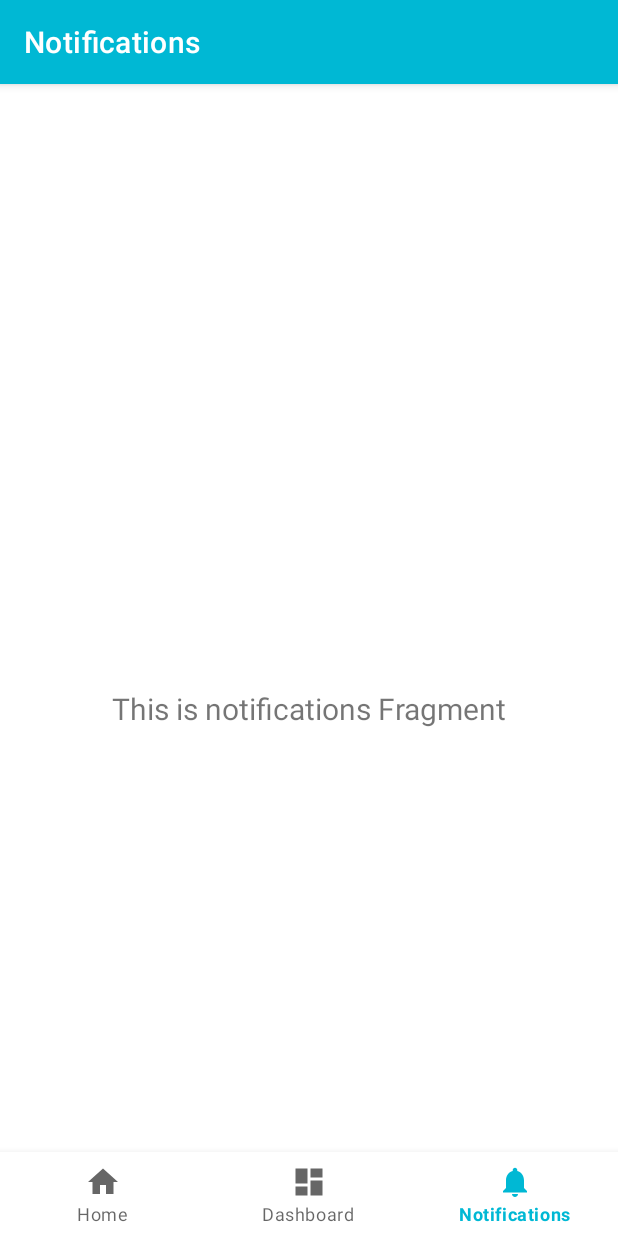
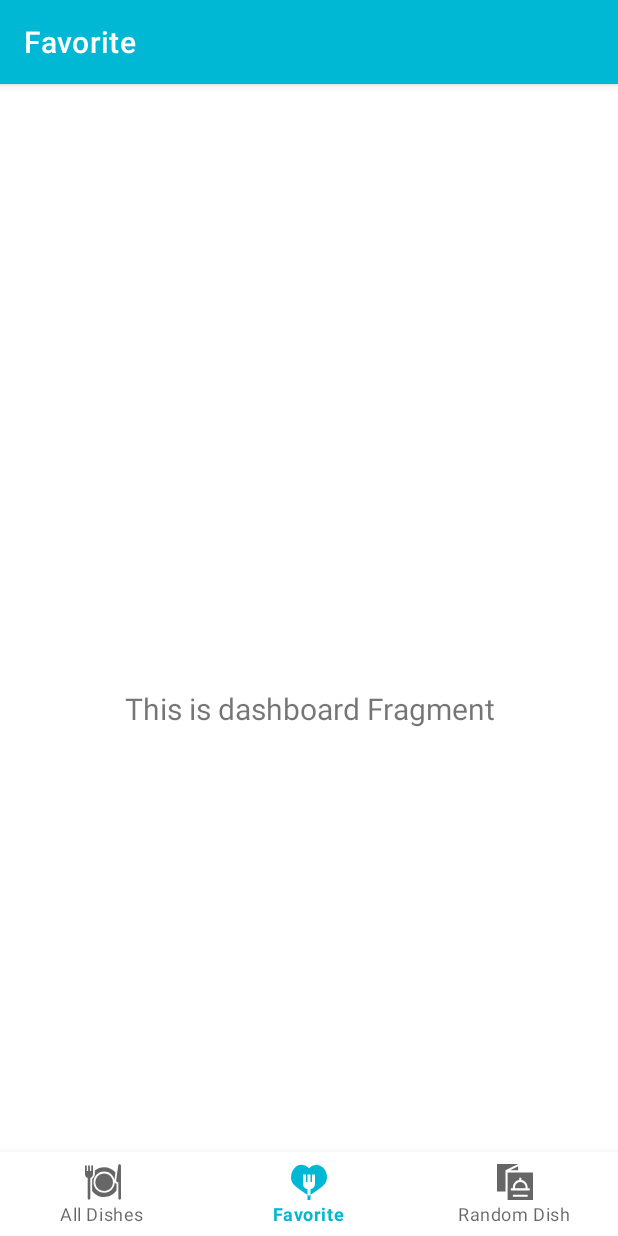
Before and after one commit to sahar-as/YourRecipe, an Android app: the FavoriteDishFragment screen opened through its navigation route, on a phone screen of 412 x 824 dp. Run offline under Robolectric (Android 15) with nearby library versions, the phone set to English and light mode, and no system bars; our stand-ins replace navigation-ui.

Commit message:
implement navigation

```diff
--- a/app/src/main/java/ir/saharapps/yourreciepe/model/entities/FavDish.kt
+++ b/app/src/main/java/ir/saharapps/yourreciepe/model/entities/FavDish.kt
@@ -1,9 +1,12 @@
 package ir.saharapps.yourreciepe.model.entities
 
+import android.os.Parcelable
 import androidx.room.ColumnInfo
 import androidx.room.Entity
 import androidx.room.PrimaryKey
+import kotlinx.parcelize.Parcelize
 
+@Parcelize
 @Entity(tableName = "fav_dish_table")
 data class FavDish(
 
@@ -18,4 +21,4 @@ data class FavDish(
     @ColumnInfo(name = "favorite_dish") var favoriteDish: Boolean = false,
 
     @PrimaryKey(autoGenerate = true) val id: Int =0
-)
+) : Parcelable
--- a/app/src/main/java/ir/saharapps/yourreciepe/view/activity/MainActivity.kt
+++ b/app/src/main/java/ir/saharapps/yourreciepe/view/activity/MainActivity.kt
@@ -3,8 +3,10 @@ package ir.saharapps.yourreciepe.view.activity
 import android.os.Bundle
 import com.google.android.material.bottomnavigation.BottomNavigationView
 import androidx.appcompat.app.AppCompatActivity
+import androidx.navigation.NavController
 import androidx.navigation.findNavController
 import androidx.navigation.ui.AppBarConfiguration
+import androidx.navigation.ui.NavigationUI
 import androidx.navigation.ui.setupActionBarWithNavController
 import androidx.navigation.ui.setupWithNavController
 import ir.saharapps.yourreciepe.R
@@ -13,6 +15,7 @@ import ir.saharapps.yourreciepe.databinding.ActivityMainBinding
 class MainActivity : AppCompatActivity() {
 
     private lateinit var binding: ActivityMainBinding
+    private lateinit var mNavController: NavController
 
     override fun onCreate(savedInstanceState: Bundle?) {
         super.onCreate(savedInstanceState)
@@ -20,17 +23,29 @@ class MainActivity : AppCompatActivity() {
         binding = ActivityMainBinding.inflate(layoutInflater)
         setContentView(binding.root)
 
-        val navView: BottomNavigationView = binding.navView
-
-        val navController = findNavController(R.id.nav_host_fragment_activity_main)
+        mNavController = findNavController(R.id.nav_host_fragment_activity_main)
         // Passing each menu ID as a set of Ids because each
         // menu should be considered as top level destinations.
         val appBarConfiguration = AppBarConfiguration(
             setOf(
-                R.id.navigation_home, R.id.navigation_dashboard, R.id.navigation_notifications
+                R.id.navigation_all_dishes, R.id.navigation_favorite_dishes, R.id.navigation_random_dishes
             )
         )
-        setupActionBarWithNavController(navController, appBarConfiguration)
-        navView.setupWithNavController(navController)
+        setupActionBarWithNavController(mNavController, appBarConfiguration)
+        binding.navView.setupWithNavController(mNavController)
+    }
+
+    override fun onSupportNavigateUp(): Boolean {
+        return NavigationUI.navigateUp(mNavController, null)
+    }
+
+    fun hideBottomNavigationView(){
+        binding.navView.clearAnimation()
+        binding.navView.animate().translationY(binding.navView.height.toFloat()).duration =300
+    }
+
+    fun showBottomNavigationView(){
+        binding.navView.clearAnimation()
+        binding.navView.animate().translationY(0f).duration = 300
     }
 }
--- a/app/src/main/java/ir/saharapps/yourreciepe/view/fragment/AllDishesFragment.kt
+++ b/app/src/main/java/ir/saharapps/yourreciepe/view/fragment/AllDishesFragment.kt
@@ -4,19 +4,26 @@ import android.content.Intent
 import android.os.Bundle
 import android.util.Log
 import android.view.*
+import android.widget.GridLayout
 import android.widget.TextView
 import androidx.fragment.app.Fragment
 import androidx.fragment.app.viewModels
 import androidx.lifecycle.ViewModelProvider
+import androidx.navigation.fragment.findNavController
+import androidx.recyclerview.widget.GridLayoutManager
 import ir.saharapps.yourreciepe.Application.FavDishApplication
 import ir.saharapps.yourreciepe.R
 import ir.saharapps.yourreciepe.databinding.FragmentAllDishesBinding
+import ir.saharapps.yourreciepe.model.entities.FavDish
 import ir.saharapps.yourreciepe.view.activity.AddUpdateDishActivity
+import ir.saharapps.yourreciepe.view.activity.MainActivity
+import ir.saharapps.yourreciepe.view.adapter.FavDishAdapter
 import ir.saharapps.yourreciepe.viewmodel.FavDishViewModel
 import ir.saharapps.yourreciepe.viewmodel.FavDishViewModelFactory
 import ir.saharapps.yourreciepe.viewmodel.HomeViewModel
 
 class AllDishesFragment : Fragment() {
+    private lateinit var mBinding: FragmentAllDishesBinding
 
     private val mFavDishViewModel: FavDishViewModel by viewModels {
         FavDishViewModelFactory((requireActivity().application as FavDishApplication).repository )
@@ -38,17 +45,8 @@ class AllDishesFragment : Fragment() {
         container: ViewGroup?,
         savedInstanceState: Bundle?
     ): View {
-        val homeViewModel =
-            ViewModelProvider(this).get(HomeViewModel::class.java)
-
-        _binding = FragmentAllDishesBinding.inflate(inflater, container, false)
-        val root: View = binding.root
-
-        val textView: TextView = binding.textHome
-        homeViewModel.text.observe(viewLifecycleOwner) {
-            textView.text = it
-        }
-        return root
+        mBinding = FragmentAllDishesBinding.inflate(inflater,container,false)
+        return mBinding.root
     }
 
     override fun onDestroyView() {
@@ -58,12 +56,21 @@ class AllDishesFragment : Fragment() {
 
     override fun onViewCreated(view: View, savedInstanceState: Bundle?) {
         super.onViewCreated(view, savedInstanceState)
+        mBinding.rvFragmentAllDishesList.layoutManager = GridLayoutManager(requireActivity(),2)
+        val adapter = FavDishAdapter(this@AllDishesFragment)
+        mBinding.rvFragmentAllDishesList.adapter = adapter
 
         mFavDishViewModel.allDishesList.observe(viewLifecycleOwner){
             dishes ->
             dishes.let {
-                for(item in it){
-                    Log.d("TAG", "onViewCreated: 111111111111 ${item.id} :: ${item.title}")
+                if(it.isNotEmpty()){
+                    mBinding.rvFragmentAllDishesList.visibility = View.VISIBLE
+                    mBinding.txtFragmentAllDishesNoDishes.visibility = View.GONE
+
+                    adapter.dishesList(it)
+                }else{
+                    mBinding.rvFragmentAllDishesList.visibility = View.GONE
+                    mBinding.txtFragmentAllDishesNoDishes.visibility = View.VISIBLE
                 }
             }
         }
@@ -83,4 +90,19 @@ class AllDishesFragment : Fragment() {
         }
         return super.onOptionsItemSelected(item)
     }
+
+    fun dishDetails(favDish: FavDish){
+        findNavController().navigate(AllDishesFragmentDirections.actionNavigationAllDishesToDishDetailsFragment(favDish))
+        if(requireActivity() is MainActivity){
+            (activity as MainActivity?)?.hideBottomNavigationView()
+        }
+    }
+
+    override fun onResume() {
+        super.onResume()
+
+        if(requireActivity() is MainActivity){
+            (activity as MainActivity?)?.showBottomNavigationView()
+        }
+    }
 }
--- a/app/src/main/java/ir/saharapps/yourreciepe/view/fragment/NotificationsFragment.kt
+++ b/app/src/main/java/ir/saharapps/yourreciepe/view/fragment/FavoriteDishFragment.kt
@@ -7,12 +7,12 @@ import android.view.ViewGroup
 import android.widget.TextView
 import androidx.fragment.app.Fragment
 import androidx.lifecycle.ViewModelProvider
-import ir.saharapps.yourreciepe.databinding.FragmentNotificationsBinding
-import ir.saharapps.yourreciepe.viewmodel.NotificationsViewModel
+import ir.saharapps.yourreciepe.databinding.FragmentFavoriteDishBinding
+import ir.saharapps.yourreciepe.viewmodel.DashboardViewModel
 
-class NotificationsFragment : Fragment() {
+class FavoriteDishFragment : Fragment() {
 
-    private var _binding: FragmentNotificationsBinding? = null
+    private var _binding: FragmentFavoriteDishBinding? = null
 
     // This property is only valid between onCreateView and
     // onDestroyView.
@@ -23,14 +23,14 @@ class NotificationsFragment : Fragment() {
         container: ViewGroup?,
         savedInstanceState: Bundle?
     ): View {
-        val notificationsViewModel =
-            ViewModelProvider(this).get(NotificationsViewModel::class.java)
+        val dashboardViewModel =
+            ViewModelProvider(this).get(DashboardViewModel::class.java)
 
-        _binding = FragmentNotificationsBinding.inflate(inflater, container, false)
+        _binding = FragmentFavoriteDishBinding.inflate(inflater, container, false)
         val root: View = binding.root
 
-        val textView: TextView = binding.textNotifications
-        notificationsViewModel.text.observe(viewLifecycleOwner) {
+        val textView: TextView = binding.textDashboard
+        dashboardViewModel.text.observe(viewLifecycleOwner) {
             textView.text = it
         }
         return root
--- /dev/null
+++ b/app/src/main/res/drawable/ic_all_dishes.xml
@@ -0,0 +1,19 @@
+<!--TODO Step 7: Add all_dishes vector icon.-->
+<vector xmlns:android="http://schemas.android.com/apk/res/android"
+    android:width="24dp"
+    android:height="24dp"
+    android:viewportWidth="300.167"
+    android:viewportHeight="300.167">
+    <path
+        android:fillColor="#FF000000"
+        android:pathData="M251.39,157.505c-1.362,-1.559 -2.517,-3.26 -3.469,-5.056c-0.468,48.27 -39.875,87.398 -88.254,87.398c-48.669,0 -88.265,-39.596 -88.265,-88.265s39.596,-88.265 88.265,-88.265c41.868,0 77.02,29.304 86.027,68.477l7.993,-59.42l0.18,-1.336c-22.76,-26.581 -56.544,-43.457 -94.2,-43.457c-29.378,0 -56.398,10.276 -77.667,27.414v1.283v1.136v25.168v0.999c0,16.811 -8.713,32.159 -22.5,40.929v98.378v1.695c22.574,30.89 59.063,50.998 100.167,50.998c43.192,0 81.291,-22.203 103.5,-55.79v-1.817V165.28C258.661,163.814 254.578,161.151 251.39,157.505z" />
+    <path
+        android:fillColor="#FF000000"
+        android:pathData="M159.667,78.318c-40.398,0 -73.265,32.866 -73.265,73.265s32.866,73.265 73.265,73.265s73.265,-32.866 73.265,-73.265S200.065,78.318 159.667,78.318z" />
+    <path
+        android:fillColor="#FF000000"
+        android:pathData="M299.833,14.476c0,-6.384 -5.175,-11.559 -11.559,-11.559c-5.788,0 -10.684,4.281 -11.455,10.018l-16.89,125.549c-0.445,3.305 0.56,6.64 2.754,9.15c2.195,2.51 5.366,3.949 8.701,3.949h6.782V286.25c0,6.075 4.925,11 11,11s11,-4.925 11,-11L299.833,14.476z" />
+    <path
+        android:fillColor="#FF000000"
+        android:pathData="M67,16.917c0,-4.143 -3.357,-7.5 -7.5,-7.5s-7.5,3.357 -7.5,7.5v41.499H41V16.917c0,-4.143 -3.357,-7.5 -7.5,-7.5s-7.5,3.357 -7.5,7.5v41.499H15V16.917c0,-4.143 -3.357,-7.5 -7.5,-7.5S0,12.774 0,16.917v67.666c0,14.619 9.417,27.073 22.5,31.636V286.25c0,6.075 4.925,11 11,11s11,-4.925 11,-11V116.219C57.583,111.656 67,99.202 67,84.583V16.917z" />
+</vector>
--- /dev/null
+++ b/app/src/main/res/drawable/ic_favorite_dish.xml
@@ -0,0 +1,13 @@
+<!--TODO Step 8: Add favorite_dishes vector icon.-->
+<vector xmlns:android="http://schemas.android.com/apk/res/android"
+    android:width="24dp"
+    android:height="24dp"
+    android:viewportWidth="192"
+    android:viewportHeight="192">
+    <path
+        android:fillColor="#FF000000"
+        android:pathData="M189.387,51.584c-6.151,-22.954 -21.743,-40.367 -40.693,-45.445C136.437,2.855 117.715,3.28 96,22.2 65.375,-4.427 37.249,2.959 20.569,19.638c-22.641,22.642 -29.7,66.231 -5.251,90.678 21.129,21.129 60.236,46.148 72.687,53.9V134.967A32.04,32.04 0,0 1,64.018 104V56.024H80.009V96h8V56.024H104V96h8V56.024h15.991V104A32.041,32.041 0,0 1,104 134.967v29.252c12.451,-7.755 51.558,-32.774 72.687,-53.9C190.728,96.271 195.477,74.314 189.387,51.584Z" />
+    <path
+        android:fillColor="#FF000000"
+        android:pathData="M96,167.75a7.99,7.99 0,0 1,-4.144 -1.158c-0.312,-0.189 -1.679,-1.02 -3.851,-2.373v27.728H104V164.219c-2.172,1.353 -3.539,2.184 -3.851,2.373A7.987,7.987 0,0 1,96 167.75Z" />
+</vector>
--- /dev/null
+++ b/app/src/main/res/drawable/ic_random_dish.xml
@@ -0,0 +1,19 @@
+<!--TODO Step 9: Add random_dish vector icon.-->
+<vector xmlns:android="http://schemas.android.com/apk/res/android"
+    android:width="24dp"
+    android:height="24dp"
+    android:viewportWidth="512"
+    android:viewportHeight="512">
+    <path
+        android:fillColor="#FF000000"
+        android:pathData="m331,256c-41.353,0 -75,33.647 -75,75v15h150v-15c0,-41.353 -33.647,-75 -75,-75z" />
+    <path
+        android:fillColor="#FF000000"
+        android:pathData="m151,512h361v-392h-361zM436,466h-210v-30h210zM196,346h30v-15c0,-52.755 39.25,-96.127 90,-103.484v-31.516h30v31.516c50.75,7.357 90,50.729 90,103.484v15h30v30h-270z" />
+    <path
+        android:fillColor="#FF000000"
+        android:pathData="m121,90 l180,-90h-301v391h121z" />
+    <path
+        android:fillColor="#FF000000"
+        android:pathData="m301,33.6 l-112.8,56.4h112.8z" />
+</vector>
--- a/app/src/main/res/layout/fragment_notifications.xml
+++ b/app/src/main/res/layout/fragment_favorite_dish.xml
@@ -4,10 +4,10 @@
     xmlns:tools="http://schemas.android.com/tools"
     android:layout_width="match_parent"
     android:layout_height="match_parent"
-    tools:context=".view.fragment.NotificationsFragment">
+    tools:context=".view.fragment.FavoriteDishFragment">
 
     <TextView
-        android:id="@+id/text_notifications"
+        android:id="@+id/text_dashboard"
         android:layout_width="match_parent"
         android:layout_height="wrap_content"
         android:layout_marginStart="8dp"
--- a/app/src/main/res/layout/fragment_dashboard.xml
+++ b/app/src/main/res/layout/fragment_randosm_dish.xml
@@ -4,10 +4,10 @@
     xmlns:tools="http://schemas.android.com/tools"
     android:layout_width="match_parent"
     android:layout_height="match_parent"
-    tools:context=".view.fragment.DashboardFragment">
+    tools:context=".view.fragment.RandomDishFragment">
 
     <TextView
-        android:id="@+id/text_dashboard"
+        android:id="@+id/text_notifications"
         android:layout_width="match_parent"
         android:layout_height="wrap_content"
         android:layout_marginStart="8dp"
--- a/app/src/main/res/menu/bottom_nav_menu.xml
+++ b/app/src/main/res/menu/bottom_nav_menu.xml
@@ -2,18 +2,18 @@
 <menu xmlns:android="http://schemas.android.com/apk/res/android">
 
     <item
-        android:id="@+id/navigation_home"
-        android:icon="@drawable/ic_home_black_24dp"
-        android:title="@string/title_home" />
+        android:id="@+id/navigation_all_dishes"
+        android:icon="@drawable/ic_all_dishes"
+        android:title="@string/title_all_dishes" />
 
     <item
-        android:id="@+id/navigation_dashboard"
-        android:icon="@drawable/ic_dashboard_black_24dp"
-        android:title="@string/title_dashboard" />
+        android:id="@+id/navigation_favorite_dishes"
+        android:icon="@drawable/ic_favorite_dish"
+        android:title="@string/title_favorite_dishes" />
 
     <item
-        android:id="@+id/navigation_notifications"
-        android:icon="@drawable/ic_notifications_black_24dp"
-        android:title="@string/title_notifications" />
+        android:id="@+id/navigation_random_dishes"
+        android:icon="@drawable/ic_random_dish"
+        android:title="@string/title_random_dishes" />
 
 </menu>
--- a/app/src/main/res/navigation/mobile_navigation.xml
+++ b/app/src/main/res/navigation/mobile_navigation.xml
@@ -3,23 +3,37 @@
     xmlns:app="http://schemas.android.com/apk/res-auto"
     xmlns:tools="http://schemas.android.com/tools"
     android:id="@+id/mobile_navigation"
-    app:startDestination="@+id/navigation_home">
+    app:startDestination="@+id/navigation_all_dishes">
 
     <fragment
-        android:id="@+id/navigation_home"
+        android:id="@+id/navigation_all_dishes"
         android:name="ir.saharapps.yourreciepe.view.fragment.AllDishesFragment"
-        android:label="@string/title_home"
-        tools:layout="@layout/fragment_all_dishes" />
+        android:label="@string/title_all_dishes"
+        tools:layout="@layout/fragment_all_dishes" >
+        <action
+            android:id="@+id/action_navigation_all_dishes_to_dishDetailsFragment"
+            app:destination="@id/dishDetailsFragment" />
+    </fragment>
 
     <fragment
-        android:id="@+id/navigation_dashboard"
-        android:name="ir.saharapps.yourreciepe.view.fragment.DashboardFragment"
-        android:label="@string/title_dashboard"
-        tools:layout="@layout/fragment_dashboard" />
+        android:id="@+id/navigation_favorite_dishes"
+        android:name="ir.saharapps.yourreciepe.view.fragment.FavoriteDishFragment"
+        android:label="@string/title_favorite_dishes"
+        tools:layout="@layout/fragment_favorite_dish" />
 
     <fragment
-        android:id="@+id/navigation_notifications"
-        android:name="ir.saharapps.yourreciepe.view.fragment.NotificationsFragment"
-        android:label="@string/title_notifications"
-        tools:layout="@layout/fragment_notifications" />
+        android:id="@+id/navigation_random_dishes"
+        android:name="ir.saharapps.yourreciepe.view.fragment.RandomDishFragment"
+        android:label="@string/title_random_dishes"
+        tools:layout="@layout/fragment_randosm_dish" />
+    <fragment
+        android:id="@+id/dishDetailsFragment"
+        android:name="ir.saharapps.yourreciepe.view.fragment.DishDetailsFragment"
+        android:label="fragment_dish_details"
+        tools:layout="@layout/fragment_dish_details">
+        <argument
+            android:name="dishDetails"
+            app:argType="ir.saharapps.yourreciepe.model.entities.FavDish"
+            />
+    </fragment>
 </navigation>
--- a/app/src/main/res/values/strings.xml
+++ b/app/src/main/res/values/strings.xml
@@ -1,8 +1,8 @@
 <resources>
     <string name="app_name">YourReciepe</string>
-    <string name="title_home">Home</string>
-    <string name="title_dashboard">Dashboard</string>
-    <string name="title_notifications">Notifications</string>
+    <string name="title_all_dishes">All Dishes</string>
+    <string name="title_favorite_dishes">Favorite</string>
+    <string name="title_random_dishes">Random Dish</string>
     <string name="application_name">Your Recipe</string>
     <string name="hint">Hint</string>
     <string name="category">Category</string>
@@ -19,4 +19,5 @@
     <string name="camera">Camera</string>
     <string name="noDishesAdded">No dishes added yet</string>
     <string name="dishesImage">dishes image</string>
+    <string name="dish_details">Dish Details</string>
 </resources>
```
Also changed, not shown: app/build.gradle (+4 -3 lines), app/src/main/java/ir/saharapps/yourreciepe/view/activity/AddUpdateDishActivity.kt (+8 -8 lines), app/src/main/java/ir/saharapps/yourreciepe/view/adapter/FavDishAdapter.kt (+46 -1 lines), app/src/main/java/ir/saharapps/yourreciepe/view/fragment/DishDetailsFragment.kt (added, +31 -0 lines), app/src/main/java/ir/saharapps/yourreciepe/view/fragment/RandomDishFragment.kt (renamed from app/src/main/java/ir/saharapps/yourreciepe/view/fragment/DashboardFragment.kt, +9 -9 lines), app/src/main/res/layout/fragment_dish_details.xml (added, +15 -0 lines), build.gradle (+10 -0 lines).
